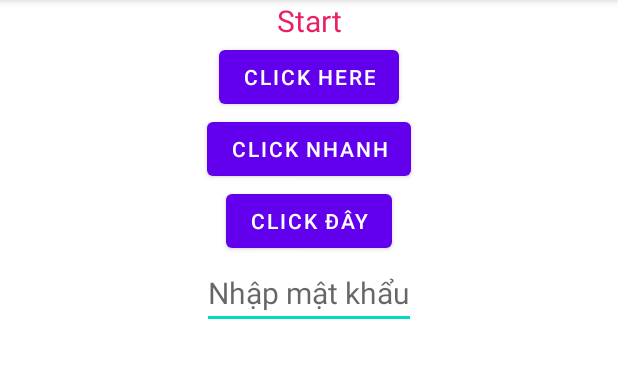
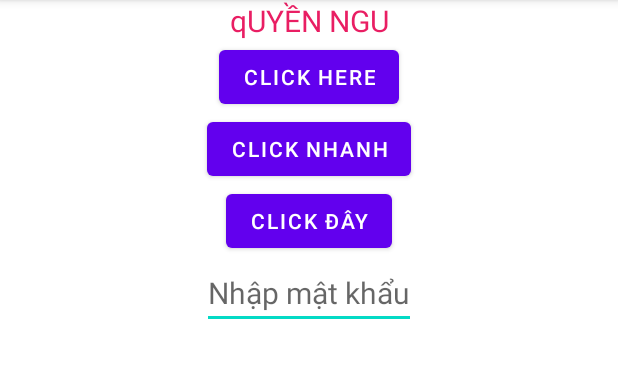
Before and after one commit to quangquyen2702/DOANAPP, an Android app: the screen it shows after launch (MainActivity), on a phone screen of 412 x 824 dp, the part 84-462 px from its top. Run offline under Robolectric (Android 15) with nearby library versions, the phone set to English and light mode, and no system bars.

Commit message:
Sửa start thành Quyền ngu

```diff
--- a/app/src/main/res/layout/activity_main.xml
+++ b/app/src/main/res/layout/activity_main.xml
@@ -9,7 +9,7 @@
     <TextView
         android:layout_width="match_parent"
         android:layout_height="wrap_content"
-        android:text="Start"
+        android:text="qUYỀN NGU"
         android:textColor="#E91E63"
         android:textSize="20sp"
         android:gravity="center">
```
